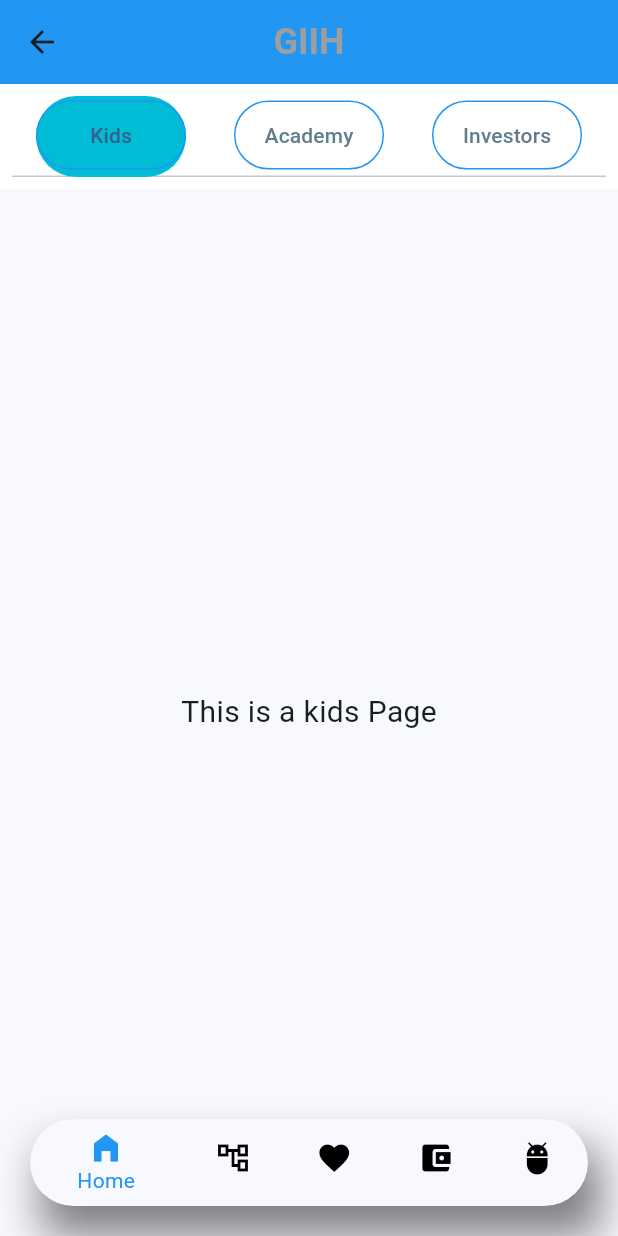
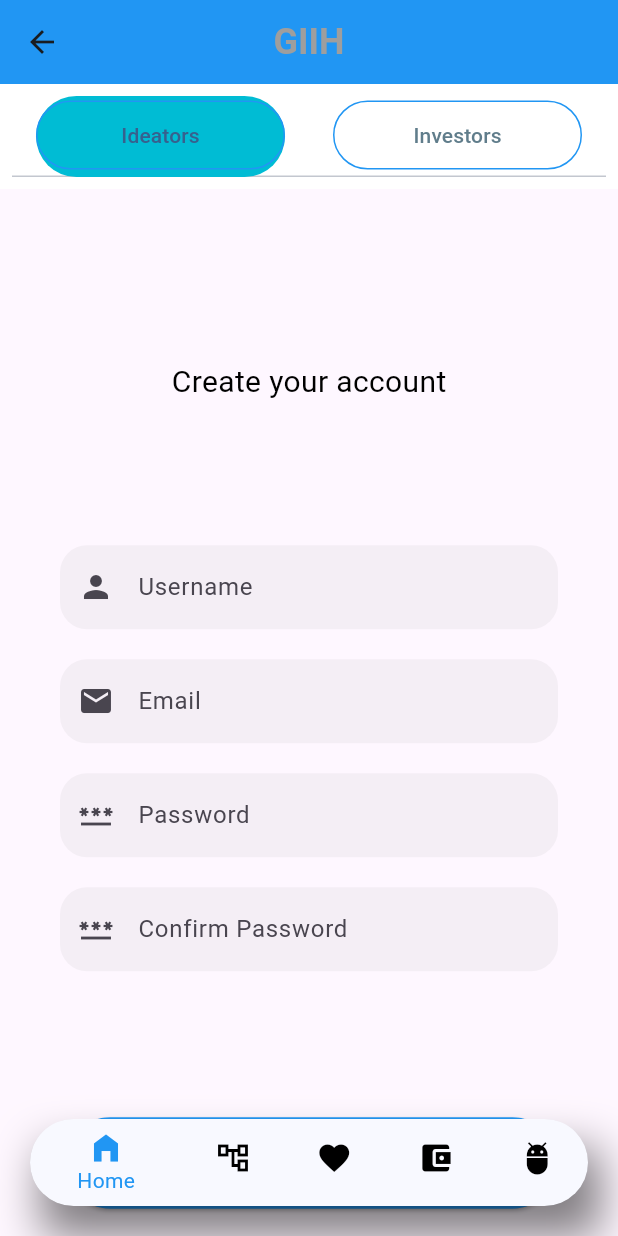
Before and after one commit to Ndanji3/G, a Flutter app: the screen it shows after launch, after a tap on "login", on a phone screen of 412 x 824 dp. Run offline on Flutter 3.47's test engine with Material 3 defaults, Android fonts, the phone set to English and light mode, and no system bars; our stand-ins replace get; missing offline and left inert: animated_switch; statements that could not run were skipped.

Commit message:
changed home page, kids page and investor page and deleted academy

```diff
--- a/lib/Home.dart
+++ b/lib/Home.dart
@@ -1,9 +1,8 @@
 import 'package:flutter/cupertino.dart';
 import 'package:flutter/material.dart';
 import 'package:flutter/services.dart';
-import 'Academy.dart';
 import 'Investors.dart';
-import 'Kids.dart';
+import 'Ideators.dart';
 import 'bottom_nav_bar.dart';
 import 'chat_bot.dart';
 import 'general.dart';
@@ -69,12 +68,12 @@ class _MyHomePageState extends State<MyHomePage> {
                         child: Container(
                           height: 50,
                           decoration: BoxDecoration(
-                              borderRadius: BorderRadius.circular(30),
+                              borderRadius: BorderRadius.circular(40),
                               border: Border.all(color: Colors.blue, width: 1)
                           ),
                           child: Align(
                             alignment: Alignment.center,
-                            child: Text("Kids"),
+                            child: Text("Ideators"),
                           ),
                         ),
                       ),
@@ -82,20 +81,7 @@ class _MyHomePageState extends State<MyHomePage> {
                         child: Container(
                           height: 50,
                           decoration: BoxDecoration(
-                              borderRadius: BorderRadius.circular(30),
-                              border: Border.all(color: Colors.blue, width: 1)
-                          ),
-                          child: Align(
-                            alignment: Alignment.center,
-                            child: Text("Academy"),
-                          ),
-                        ),
-                      ),
-                      Tab(
-                        child: Container(
-                          height: 50,
-                          decoration: BoxDecoration(
-                              borderRadius: BorderRadius.circular(30),
+                              borderRadius: BorderRadius.circular(40),
                               border: Border.all(color: Colors.blue, width: 1)
                           ),
                           child: Align(
@@ -112,8 +98,7 @@ class _MyHomePageState extends State<MyHomePage> {
                 child: TabBarView(
                   children: [
 
-                    Kids(),
-                    Academy(),
+                    Ideators(),
                     Investors(),
 
                   ],
--- /dev/null
+++ b/lib/Ideators.dart
@@ -0,0 +1,113 @@
+import 'package:flutter/material.dart';
+
+class Ideators extends StatelessWidget {
+  const Ideators({super.key});
+
+
+
+  @override
+  Widget build(BuildContext context) {
+  return MaterialApp(
+  debugShowCheckedModeBanner: false,
+  home: Scaffold(
+  body: SingleChildScrollView(
+  child: Container(
+  padding: const EdgeInsets.symmetric(horizontal: 40),
+  height: MediaQuery.of(context).size.height - 50,
+  width: double.infinity,
+  child: Column(
+  mainAxisAlignment: MainAxisAlignment.spaceEvenly,
+  crossAxisAlignment: CrossAxisAlignment.stretch,
+  children: <Widget>[
+  const Column(
+  children: <Widget>[
+  SizedBox(height: 20.0),
+  Text(
+  "Create your account",
+  style: TextStyle(fontSize: 20, color: Colors.black),
+  )
+  ],
+  ),
+  Column(
+  children: <Widget>[
+  TextField(
+  decoration: InputDecoration(
+  hintText: "Username",
+  border: OutlineInputBorder(
+  borderRadius: BorderRadius.circular(18),
+  borderSide: BorderSide.none),
+  fillColor: Colors.grey.withOpacity(0.1),
+  filled: true,
+  prefixIcon: const Icon(Icons.person)),
+  ),
+
+  const SizedBox(height: 20),
+
+  TextField(
+  decoration: InputDecoration(
+  hintText: "Email",
+  border: OutlineInputBorder(
+  borderRadius: BorderRadius.circular(18),
+  borderSide: BorderSide.none),
+  fillColor: Colors.grey.withOpacity(0.1),
+  filled: true,
+  prefixIcon: const Icon(Icons.email)),
+  ),
+
+  const SizedBox(height: 20),
+
+  TextField(
+  decoration: InputDecoration(
+  hintText: "Password",
+  border: OutlineInputBorder(
+  borderRadius: BorderRadius.circular(18),
+  borderSide: BorderSide.none),
+  fillColor: Colors.grey.withOpacity(0.1),
+  filled: true,
+  prefixIcon: const Icon(Icons.password),
+  ),
+  obscureText: true,
+  ),
+
+  const SizedBox(height: 20),
+
+  TextField(
+  decoration: InputDecoration(
+  hintText: "Confirm Password",
+  border: OutlineInputBorder(
+  borderRadius: BorderRadius.circular(18),
+  borderSide: BorderSide.none),
+  fillColor: Colors.grey.withOpacity(0.1),
+  filled: true,
+  prefixIcon: const Icon(Icons.password),
+  ),
+  obscureText: true,
+  ),
+  ],
+  ),
+  Container(
+  padding: const EdgeInsets.only(top: 3, left: 3),
+
+  child: ElevatedButton(
+  onPressed: () {
+  },
+  style: ElevatedButton.styleFrom(
+  shape: const StadiumBorder(),
+  padding: const EdgeInsets.symmetric(vertical: 16),
+  backgroundColor: Colors.blue,
+  )
+  ,
+  child: const Text(
+  "CREATE",
+  style: TextStyle(fontSize: 20),
+  ),
+  )
+  )
+  ]
+  )
+  )
+  )
+  )
+  );
+  }
+  }
--- a/lib/Kids.dart
+++ /dev/null
@@ -1,17 +0,0 @@
-import 'package:flutter/material.dart';
-
-class Kids extends StatelessWidget {
-  const Kids({super.key});
-
-  @override
-  Widget build(BuildContext context) {
-    return const Scaffold(
-      body: Center(
-        child: Text(
-          "This is a kids Page",
-          style: TextStyle(fontSize: 20),
-        ),
-      ),
-    );
-  }
-}
--- a/lib/LoginScreen.dart
+++ b/lib/LoginScreen.dart
@@ -45,8 +45,8 @@ class Login extends StatelessWidget {
                   padding: EdgeInsets.all(20.0),
                   child: TextField(
                     decoration: InputDecoration(
-                      hintText: 'Email Adress',
-                      label: Text('Email Address'),
+                      hintText: 'Username',
+                      label: Text('Username'),
                       fillColor: Color(0xffD8D8DD),
                       filled: true,
                     ),
@@ -56,7 +56,7 @@ class Login extends StatelessWidget {
                   padding: EdgeInsets.all(20.0),
                   child: TextField(
                     decoration: InputDecoration(
-                      hintText: 'Email Adress',
+                      hintText: 'Password',
                       label: Text('Password'),
                       suffixIcon: Icon(Icons.visibility_off),
                       fillColor: Color(0xffD8D8DD),
@@ -129,7 +129,7 @@ class Login extends StatelessWidget {
                       Text("Don't have an account?",style: TextStyle(
                         color: Colors.grey,
                       ),),
-                      Text("Signup",style: TextStyle(
+                      Text("Sign up",style: TextStyle(
                           color: Colors.grey,
                           fontWeight: FontWeight.bold,
                           fontSize: 18
--- a/lib/bottom_nav_bar.dart
+++ b/lib/bottom_nav_bar.dart
@@ -4,7 +4,7 @@ import 'general.dart';
 import 'interest.dart';
 import 'link_accounts.dart';
 import 'Home.dart';
-import 'Kids.dart';
+import 'Ideators.dart';
 
 class MyBottomNavBar extends StatefulWidget {
   const MyBottomNavBar({super.key});
```
Also changed, not shown: lib/Investors.dart (+103 -7 lines), pubspec.lock.
